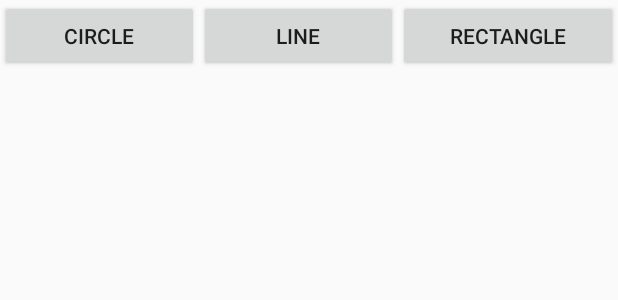
After one commit to Wmaxlees/hackcu, an Android app: the layout activity_main.xml on its own in the app's theme, with its tools: preview values and no code run, on a phone screen of 412 x 824 dp. The commit adds this screen. Shown: the top 300 px of the screen. Run offline under Robolectric (Android 15) with nearby library versions, the phone set to English and light mode, and no system bars.

Commit message:
new changes

```diff
--- /dev/null
+++ b/SingleStroke/app/src/main/res/layout/activity_main.xml
@@ -0,0 +1,30 @@
+<?xml version="1.0" encoding="utf-8"?>
+<LinearLayout xmlns:android="http://schemas.android.com/apk/res/android"
+    xmlns:app="http://schemas.android.com/apk/res-auto"
+    xmlns:tools="http://schemas.android.com/tools"
+    android:layout_width="match_parent"
+    android:layout_height="match_parent"
+    tools:context="com.hackcu3.singlestrokes.MainActivity">
+
+
+    <Button
+        android:id="@+id/button3"
+        android:layout_width="wrap_content"
+        android:layout_height="wrap_content"
+        android:layout_weight="1"
+        android:text="circle" />
+
+    <Button
+        android:id="@+id/button4"
+        android:layout_width="wrap_content"
+        android:layout_height="wrap_content"
+        android:layout_weight="1"
+        android:text="line" />
+
+    <Button
+        android:id="@+id/button2"
+        android:layout_width="wrap_content"
+        android:layout_height="wrap_content"
+        android:layout_weight="1"
+        android:text="rectangle" />
+</LinearLayout>
--- /dev/null
+++ b/SingleStroke/app/src/main/res/values/dimens.xml
@@ -0,0 +1,3 @@
+<resources>
+    <dimen name="fab_margin">16dp</dimen>
+</resources>
--- a/SingleStroke/app/src/main/res/values/strings.xml
+++ b/SingleStroke/app/src/main/res/values/strings.xml
@@ -1,3 +1,4 @@
 <resources>
     <string name="app_name">SingleStroke</string>
+    <string name="title_activity_home">HomeActivity</string>
 </resources>
```
Also changed, not shown: SingleStroke/app/build.gradle (+4 -3 lines), SingleStroke/app/src/main/AndroidManifest.xml (+5 -3 lines), SingleStroke/app/src/main/java/com/hackcu3/singlestrokes/DrawChartActivity.java (renamed from SingleStroke/app/src/main/java/com/hackcu3/singlestroke/DrawChartActivity.java, +1 -10 lines), SingleStroke/app/src/main/java/com/hackcu3/singlestrokes/MainActivity.java (added, +17 -0 lines), SingleStroke/app/src/main/java/com/hackcu3/singlestrokes/PointsDraw.java (renamed from SingleStroke/app/src/main/java/com/hackcu3/singlestroke/PointsDraw.java, +8 -8 lines), SingleStroke/app/src/main/java/com/hackcu3/singlestrokes/TouchEventView.java (renamed from SingleStroke/app/src/main/java/com/hackcu3/singlestroke/TouchEventView.java, +47 -35 lines), SingleStroke/app/src/main/res/layout/activity_draw_chart.xml (+1 -7 lines), SingleStroke/app/src/main/res/values/styles.xml (+9 -0 lines), 4 other files.
